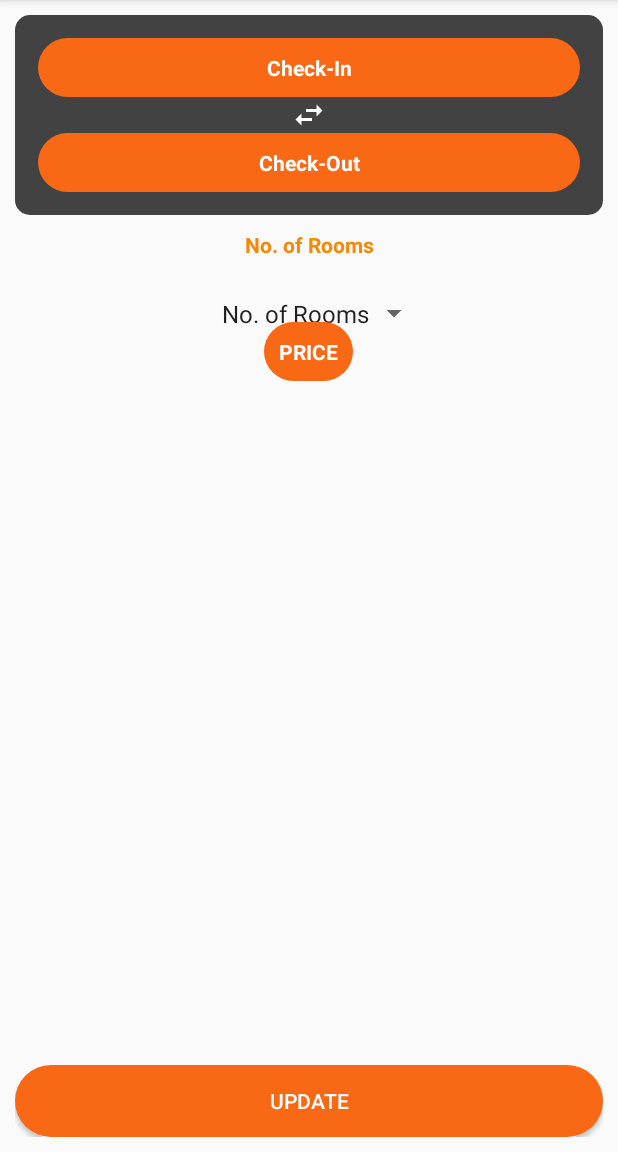
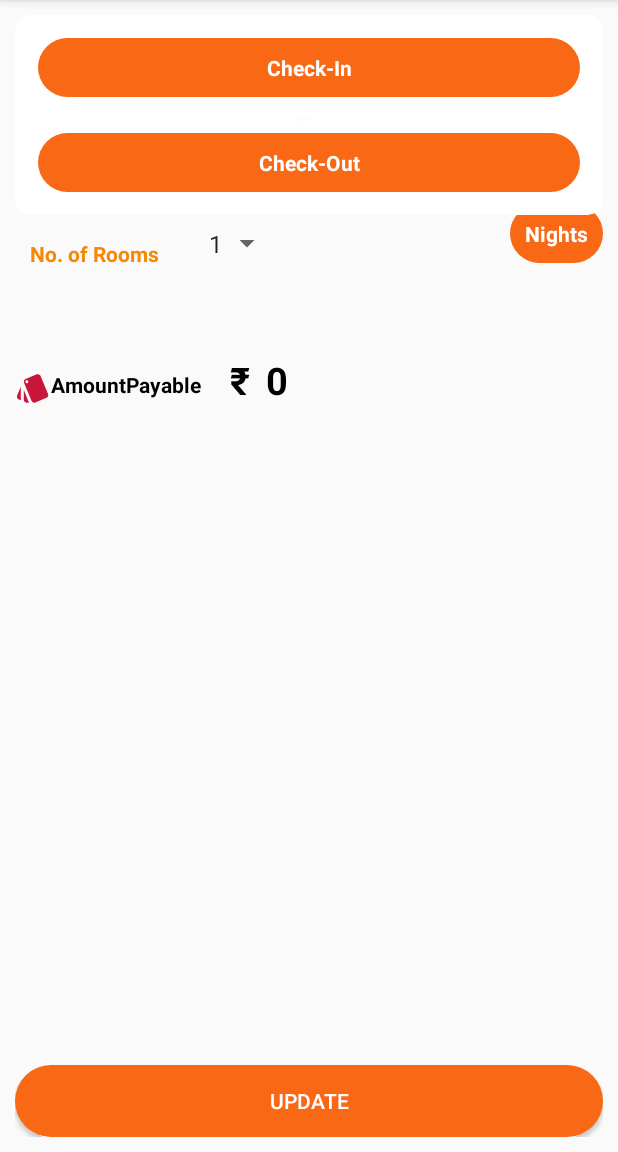
Before and after one commit to RoastedGinger/Stays, an Android app: the Form screen opened directly, with no data from a screen before it, on a phone screen of 412 x 824 dp, the part 84-1236 px from its top. Run offline under Robolectric (Android 15) with nearby library versions, the phone set to English and light mode, and no system bars; 1 statement that could not run was skipped.

Commit message:
Added Calculationof Days .Successful

```diff
--- a/app/src/main/java/com/handshake/pritz/organichome/Form.java
+++ b/app/src/main/java/com/handshake/pritz/organichome/Form.java
@@ -36,6 +36,7 @@ public class Form extends AppCompatActivity implements View.OnClickListener {
     private static Calendar calendar,calendar2;
    static TextView p, q,pop,pol;
    public static int jk,g;
+  static int psprice,bigprice;
    Button pay;
      Spinner spinner;
     public static String a;
@@ -50,20 +51,26 @@ public class Form extends AppCompatActivity implements View.OnClickListener {
 
         p = findViewById(R.id.to);
         pol = findViewById(R.id.pol);
-        pop = findViewById(R.id.popl);
- pay=findViewById(R.id.Pay);
+        pop = findViewById(R.id.ppric);
+        pay=findViewById(R.id.Pay);
+        Bundle bundle = getIntent().getExtras();
+        final String price = bundle.getString("price");
+        try {
+              psprice= Integer.parseInt(price);
+        } catch(NumberFormatException nfe) {
+            System.out.println("Could not parse " + nfe);
+        }
+        pop.setText(price);
+
         pay.setOnClickListener(new View.OnClickListener() {
     @Override
     public void onClick(View view) {
 
         g= getDaysDifference(calendar, calendar2);
         a= String.valueOf(g);
-        pop.setText(a+"Days");
+        pol.setText(a+"\tNights");
 
-        int po=jk*g*100;
-        String plp= String.valueOf(g);
-        pol.setText(plp);
-
+        pop.setText(String.valueOf(bigprice));
     }
 });
         q = findViewById(R.id.from);
@@ -76,9 +83,11 @@ public class Form extends AppCompatActivity implements View.OnClickListener {
                 String item = adapterView.getItemAtPosition(i).toString();
                 try {
                     jk = Integer.parseInt(item);
+                    bigprice=psprice*jk*g ;
                 } catch(NumberFormatException nfe) {
                     System.out.println("Could not parse " + nfe);
                 }
+                pop.setText(String.valueOf(bigprice));
 
                 // Showing selected spinner item
                 Toast.makeText(adapterView.getContext(), "Selected: " + item, Toast.LENGTH_LONG).show();
@@ -94,7 +103,7 @@ public class Form extends AppCompatActivity implements View.OnClickListener {
         });
         // Spinner Drop down elements
         List<String> categories = new ArrayList<String>();
-        categories.add("No. of Rooms");
+
         categories.add("1");
         categories.add("2");
         categories.add("3");
@@ -116,12 +125,15 @@ public class Form extends AppCompatActivity implements View.OnClickListener {
         public void onClick(View v) {
             int id = v.getId();
             if (id == R.id.to) {
+                if(!mDatePickerDialogFragment.isAdded())
+                {
                 mDatePickerDialogFragment.setFlag(DatePickerDialogFragment.FLAG_START_DATE);
                 mDatePickerDialogFragment.show(getSupportFragmentManager(), "datePicker");
-            } else if (id == R.id.from) {
+            }} else if (id == R.id.from) {
+                if(!mDatePickerDialogFragment.isAdded()){
                 mDatePickerDialogFragment.setFlag(DatePickerDialogFragment.FLAG_END_DATE);
                 mDatePickerDialogFragment.show(getSupportFragmentManager(), "datePicker");
-            }
+            }}
         }
 
     public   static class DatePickerDialogFragment extends DialogFragment implements
@@ -152,18 +164,27 @@ public class Form extends AppCompatActivity implements View.OnClickListener {
 
 
         public void onDateSet(DatePicker view, int year, int monthOfYear, int dayOfMonth) {
-             calendar = Calendar.getInstance();
-            calendar.set(year, monthOfYear, dayOfMonth);
 
-            calendar2 = Calendar.getInstance();
-            calendar2.set(year, monthOfYear, dayOfMonth);
+
             SimpleDateFormat format = new SimpleDateFormat("yyyy-MM-dd",Locale.US);
             if (flag == FLAG_START_DATE) {
+                calendar = Calendar.getInstance();
+                calendar.set(year, monthOfYear, dayOfMonth);
                 p.setText(format.format(calendar.getTime()));
+
+
+
             } else if (flag == FLAG_END_DATE) {
+                calendar2 = Calendar.getInstance();
+                calendar2.set(year, monthOfYear, dayOfMonth);
                 q.setText(format.format(calendar2.getTime()));
             }
 
+            g= getDaysDifference(calendar, calendar2);
+            a= String.valueOf(g);
+            pol.setText(a+"\tNights");
+             bigprice=psprice*jk*g ;
+            pop.setText(String.valueOf(bigprice));
 
         }
 
@@ -171,12 +192,16 @@ public class Form extends AppCompatActivity implements View.OnClickListener {
         { long diff;
             if(calendar1==null||calendar2==null)
                 return 1;
+            if(calendar1.equals(calendar2))
+                return 1;
+            if (calendar2.equals(calendar1))
+                return 1;
             else {
                 diff = calendar2.getTimeInMillis() - calendar1.getTimeInMillis();
                 float dayCount = (float) diff / (24 * 60 * 60 * 1000);
-
                 return ((int) dayCount);
             }
         }
     }
+
     }
--- a/app/src/main/res/layout/activity_form.xml
+++ b/app/src/main/res/layout/activity_form.xml
@@ -21,7 +21,6 @@
             android:layout_width="match_parent"
             android:layout_height="wrap_content"
             android:layout_gravity="center"
-            android:background="@color/cardview_dark_background"
             android:orientation="vertical"
             android:padding="15dp">
 
@@ -84,13 +83,14 @@
 
     <TextView
         android:id="@+id/popl"
-        android:layout_width="match_parent"
+        android:layout_width="wrap_content"
         android:layout_height="wrap_content"
         android:layout_alignParentLeft="true"
         android:layout_alignParentStart="true"
         android:layout_below="@+id/card_view5"
-         android:padding="10dp"
+        android:layout_marginTop="6dp"
         android:gravity="center"
+        android:padding="10dp"
         android:text="No. of Rooms"
         android:textColor="@color/colorPrimaryDark"
         android:textStyle="bold" />
@@ -99,8 +99,9 @@
         android:id="@+id/spinner"
         android:layout_width="wrap_content"
         android:layout_height="wrap_content"
-        android:layout_below="@+id/popl"
-        android:layout_centerHorizontal="true"
+        android:layout_alignBottom="@+id/popl"
+        android:layout_toEndOf="@+id/popl"
+        android:layout_toRightOf="@+id/popl"
         android:paddingBottom="15dp"
         android:paddingEnd="15dp"
         android:paddingLeft="15dp"
@@ -113,12 +114,55 @@
         android:id="@+id/pol"
         android:layout_width="wrap_content"
         android:layout_height="wrap_content"
-        android:layout_below="@+id/popl"
-        android:layout_centerHorizontal="true"
-        android:layout_marginTop="32dp"
+        android:layout_alignParentEnd="true"
+        android:layout_alignParentRight="true"
+        android:layout_alignTop="@+id/spinner"
         android:background="@drawable/btnbac"
         android:padding="10dp"
-        android:text="PRICE"
+        android:text="Nights"
         android:textColor="@android:color/white"
         android:textStyle="bold" />
+
+    <TextView
+        android:id="@+id/amount"
+        android:layout_width="wrap_content"
+        android:layout_height="wrap_content"
+        android:layout_alignParentLeft="true"
+        android:layout_alignParentStart="true"
+        android:layout_below="@+id/popl"
+        android:layout_marginTop="58dp"
+        android:drawableLeft="@drawable/cash"
+        android:gravity="left"
+        android:paddingBottom="@dimen/songs_count_padding_bottom"
+        android:paddingRight="@dimen/album_title_padding"
+        android:text="AmountPayable "
+        android:textColor="@android:color/black"
+        android:textStyle="bold" />
+
+    <TextView
+        android:id="@+id/rupee"
+        android:layout_width="wrap_content"
+        android:layout_height="wrap_content"
+        android:layout_alignBottom="@+id/amount"
+        android:layout_toEndOf="@+id/amount"
+        android:layout_toRightOf="@+id/amount"
+        android:gravity="center"
+        android:padding="5dp"
+        android:text="@string/Rs"
+        android:textColor="@android:color/black"
+        android:textSize="25sp"
+        android:textStyle="bold" />
+
+    <TextView
+        android:id="@+id/ppric"
+        android:layout_width="wrap_content"
+        android:layout_height="wrap_content"
+        android:layout_alignBottom="@+id/amount"
+        android:layout_toEndOf="@+id/rupee"
+        android:layout_toRightOf="@+id/rupee"
+        android:gravity="center"
+        android:padding="5dp"
+        android:textColor="@android:color/black"
+        android:textSize="25sp"
+        android:textStyle="bold" />
 </RelativeLayout>
```
Also changed, not shown: app/src/main/java/com/handshake/pritz/organichome/Main2Activity.java (+9 -3 lines).
